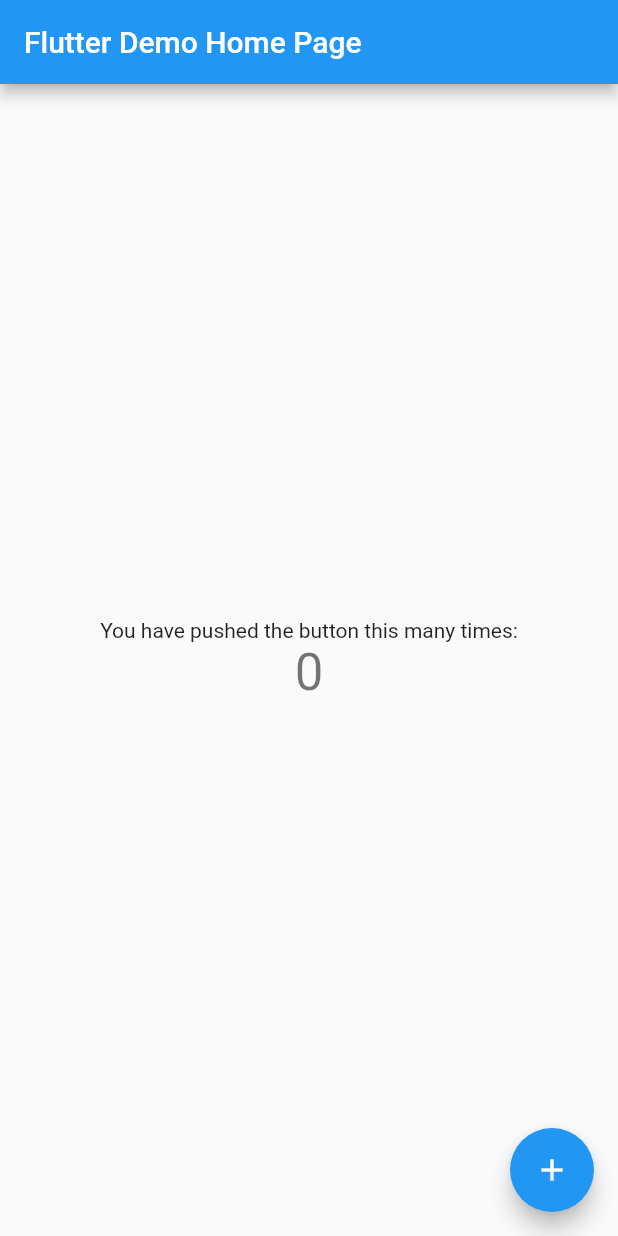
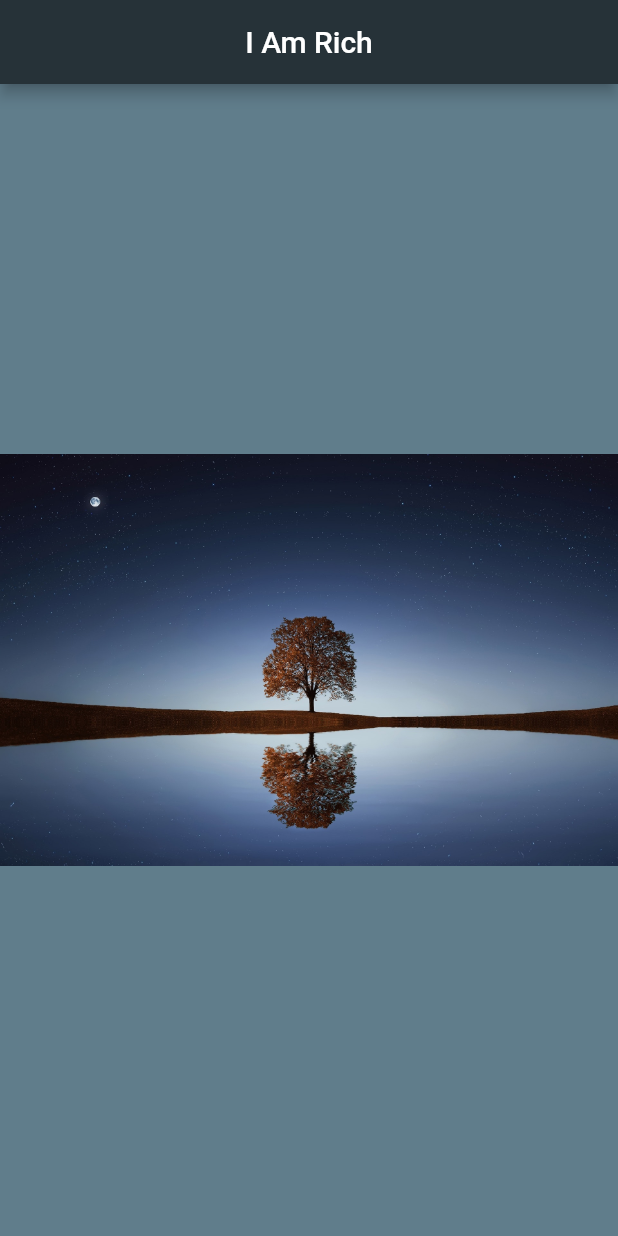
Before and after one commit to Sagar123Kumar/i_am_rich, a Flutter app: the screen it shows after launch, on a phone screen of 412 x 824 dp. Run offline on Flutter 3.47's test engine with Material 2 defaults, Android fonts, the phone set to English and light mode, and no system bars.

Commit message:
home_page

```diff
--- a/lib/main.dart
+++ b/lib/main.dart
@@ -1,115 +1,19 @@
 import 'package:flutter/material.dart';
+import 'package:for_github/views/home_page.dart';
 
+//The main function is the starting point for all our flutter apps.
 void main() {
-  runApp(const MyApp());
+  runApp(MyApp());
 }
 
 class MyApp extends StatelessWidget {
-  const MyApp({super.key});
+  const MyApp({Key? key}) : super(key: key);
 
-  // This widget is the root of your application.
   @override
   Widget build(BuildContext context) {
     return MaterialApp(
-      title: 'Flutter Demo',
-      theme: ThemeData(
-        // This is the theme of your application.
-        //
-        // Try running your application with "flutter run". You'll see the
-        // application has a blue toolbar. Then, without quitting the app, try
-        // changing the primarySwatch below to Colors.green and then invoke
-        // "hot reload" (press "r" in the console where you ran "flutter run",
-        // or simply save your changes to "hot reload" in a Flutter IDE).
-        // Notice that the counter didn't reset back to zero; the application
-        // is not restarted.
-        primarySwatch: Colors.blue,
-      ),
-      home: const MyHomePage(title: 'Flutter Demo Home Page'),
+      debugShowCheckedModeBanner: false,
+      home: HomePage(),
     );
   }
 }
-
-class MyHomePage extends StatefulWidget {
-  const MyHomePage({super.key, required this.title});
-
-  // This widget is the home page of your application. It is stateful, meaning
-  // that it has a State object (defined below) that contains fields that affect
-  // how it looks.
-
-  // This class is the configuration for the state. It holds the values (in this
-  // case the title) provided by the parent (in this case the App widget) and
-  // used by the build method of the State. Fields in a Widget subclass are
-  // always marked "final".
-
-  final String title;
-
-  @override
-  State<MyHomePage> createState() => _MyHomePageState();
-}
-
-class _MyHomePageState extends State<MyHomePage> {
-  int _counter = 0;
-
-  void _incrementCounter() {
-    setState(() {
-      // This call to setState tells the Flutter framework that something has
-      // changed in this State, which causes it to rerun the build method below
-      // so that the display can reflect the updated values. If we changed
-      // _counter without calling setState(), then the build method would not be
-      // called again, and so nothing would appear to happen.
-      _counter++;
-    });
-  }
-
-  @override
-  Widget build(BuildContext context) {
-    // This method is rerun every time setState is called, for instance as done
-    // by the _incrementCounter method above.
-    //
-    // The Flutter framework has been optimized to make rerunning build methods
-    // fast, so that you can just rebuild anything that needs updating rather
-    // than having to individually change instances of widgets.
-    return Scaffold(
-      appBar: AppBar(
-        // Here we take the value from the MyHomePage object that was created by
-        // the App.build method, and use it to set our appbar title.
-        title: Text(widget.title),
-      ),
-      body: Center(
-        // Center is a layout widget. It takes a single child and positions it
-        // in the middle of the parent.
-        child: Column(
-          // Column is also a layout widget. It takes a list of children and
-          // arranges them vertically. By default, it sizes itself to fit its
-          // children horizontally, and tries to be as tall as its parent.
-          //
-          // Invoke "debug painting" (press "p" in the console, choose the
-          // "Toggle Debug Paint" action from the Flutter Inspector in Android
-          // Studio, or the "Toggle Debug Paint" command in Visual Studio Code)
-          // to see the wireframe for each widget.
-          //
-          // Column has various properties to control how it sizes itself and
-          // how it positions its children. Here we use mainAxisAlignment to
-          // center the children vertically; the main axis here is the vertical
-          // axis because Columns are vertical (the cross axis would be
-          // horizontal).
-          mainAxisAlignment: MainAxisAlignment.center,
-          children: <Widget>[
-            const Text(
-              'You have pushed the button this many times:',
-            ),
-            Text(
-              '$_counter',
-              style: Theme.of(context).textTheme.headlineMedium,
-            ),
-          ],
-        ),
-      ),
-      floatingActionButton: FloatingActionButton(
-        onPressed: _incrementCounter,
-        tooltip: 'Increment',
-        child: const Icon(Icons.add),
-      ), // This trailing comma makes auto-formatting nicer for build methods.
-    );
-  }
-}
--- /dev/null
+++ b/lib/views/home_page.dart
@@ -0,0 +1,28 @@
+import 'package:flutter/material.dart';
+
+class HomePage extends StatefulWidget {
+  const HomePage({Key? key}) : super(key: key);
+
+  @override
+  State<HomePage> createState() => _HomePageState();
+}
+
+class _HomePageState extends State<HomePage> {
+  @override
+  Widget build(BuildContext context) {
+    return Scaffold(
+      backgroundColor: Colors.blueGrey,
+      appBar: AppBar(
+        title: Center(
+          child: Text('I Am Rich'),
+        ),
+        backgroundColor: Colors.blueGrey[900],
+      ),
+      body: Center(
+        child: Image(
+          image: AssetImage('assets/images/pre.jpg'),
+        ),
+      ),
+    );
+  }
+}
--- a/pubspec.yaml
+++ b/pubspec.yaml
@@ -59,9 +59,9 @@ flutter:
   uses-material-design: true
 
   # To add assets to your application, add an assets section, like this:
-  # assets:
-  #   - images/a_dot_burr.jpeg
-  #   - images/a_dot_ham.jpeg
+  assets:
+      - assets/images/
+
 
   # An image asset can refer to one or more resolution-specific "variants", see
   # https://flutter.dev/assets-and-images/#resolution-aware
```
Also changed, not shown: assets/images/for.jpg (added), assets/images/pre.jpg (added), 1 other file.
